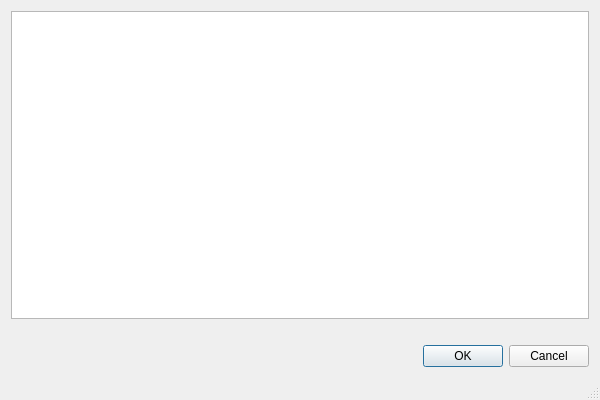
This is mainwindow.ui in pashazz/winegame as Qt 5 draws it before an edit. The edited form follows.
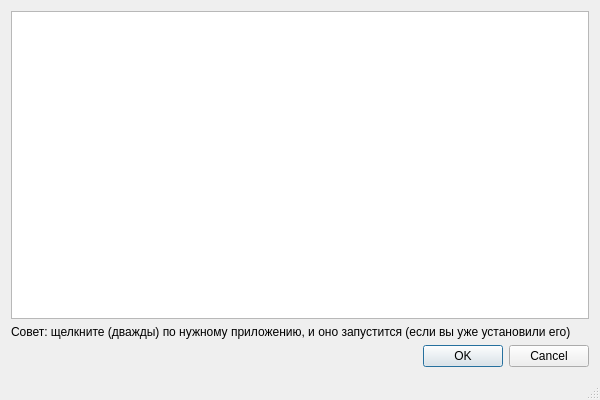
This is the edited form.

Diff of the .ui file:
```diff
--- a/mainwindow.ui
+++ b/mainwindow.ui
@@ -21,7 +21,7 @@
     <item>
      <widget class="QLabel" name="lblNote">
       <property name="text">
-       <string/>
+       <string>Совет: щелкните (дважды) по нужному приложению, и оно запустится (если вы уже установили его)</string>
       </property>
      </widget>
     </item>
```
